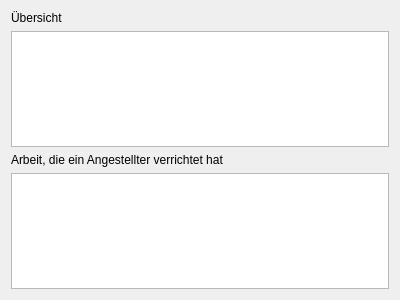
First picture: the form in DBS-Bauer/angestellterwidget.ui, repository t-script/DBS-Bauer, before the edit.
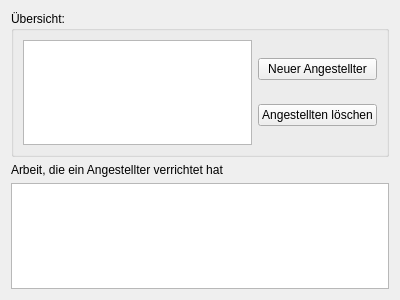
Second picture: the form after the edit.

Commit message: Angestellter einfügen/löschen

What changed in the file:
```diff
--- a/DBS-Bauer/angestellterwidget.ui
+++ b/DBS-Bauer/angestellterwidget.ui
@@ -15,15 +15,35 @@
   </property>
   <layout class="QVBoxLayout" name="verticalLayout">
    <item>
-    <widget class="QLabel" name="label_27">
-     <property name="text">
-      <string>Übersicht</string>
+    <widget class="QGroupBox" name="groupBox">
+     <property name="title">
+      <string>Übersicht:</string>
      </property>
+     <layout class="QHBoxLayout" name="horizontalLayout">
+      <item>
+       <widget class="QTableView" name="tableAngestellter"/>
+      </item>
+      <item>
+       <layout class="QVBoxLayout" name="verticalLayout_2">
+        <item>
+         <widget class="QPushButton" name="AngestellterNeu">
+          <property name="text">
+           <string>Neuer Angestellter</string>
+          </property>
+         </widget>
+        </item>
+        <item>
+         <widget class="QPushButton" name="AngestellterTot">
+          <property name="text">
+           <string>Angestellten löschen</string>
+          </property>
+         </widget>
+        </item>
+       </layout>
+      </item>
+     </layout>
     </widget>
    </item>
-   <item>
-    <widget class="QTableView" name="tableAngestellter"/>
-   </item>
    <item>
     <widget class="QLabel" name="label_28">
      <property name="text">
```
The commit also changes 7 other files.
